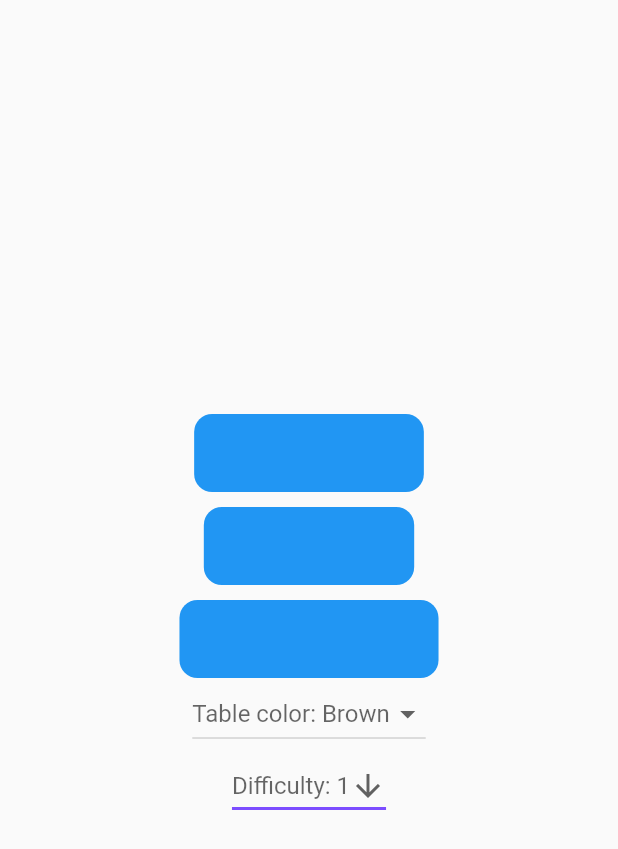
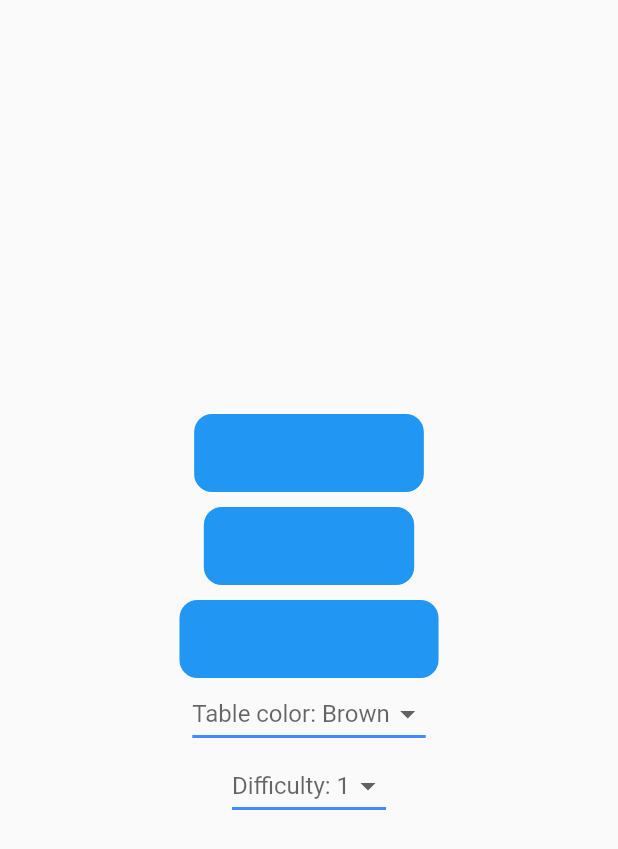
Before and after one commit to bgreni/Breakthrough, a Flutter app: the screen it shows after launch, on a phone screen of 412 x 824 dp. Shown: the top 849 px of the screen. Run offline on Flutter 3.47's test engine with Material 2 defaults, Android fonts, the phone set to English and light mode, and no system bars; our stand-ins replace shared_preferences; missing offline and left inert: chess_vectors_flutter.

Commit message:
fixed missing icons thing

```diff
--- a/lib/src/engine/ai_players/flat_mcts_ai.dart
+++ b/lib/src/engine/ai_players/flat_mcts_ai.dart
@@ -4,7 +4,7 @@ import 'dart:math';
 
 class FlatMCTSAI extends AI {
   Stopwatch watch = new Stopwatch();
-  static const int PLAYOUT_TIME = 1;
+  static const int PLAYOUT_TIME = 10;
 
   String getName() {
     return "FlatMCTS";
--- a/lib/src/ui/board_square.dart
+++ b/lib/src/ui/board_square.dart
@@ -41,7 +41,7 @@ class BoardSquare extends StatelessWidget {
           if (model.game.state.turn != moveColor) {
             model.onMove(
                 moveInfo[1] == "P" ? squareName : moveInfo[1].toString() + squareName);
-            if (model.enableAI)
+            if (model.enableAI && !model.game.gameOver)
               model.game.makeAIMove();
           }
           model.refreshBoard();
--- a/lib/src/ui/main_page.dart
+++ b/lib/src/ui/main_page.dart
@@ -83,10 +83,9 @@ class MainPageState extends State<MainPage> {
 
   Widget SetDifficultyButton() {
     return new DropdownButton(
-        icon: Icon(GetArrowWidget()),
         underline: Container(
           height: 2,
-          color: Colors.deepPurpleAccent,
+          color: Colors.blueAccent,
         ),
         hint: new Text('Difficulty: ${difficulty}'),
         items: <int>[1, 2, 3].map((int value) {
@@ -108,7 +107,7 @@ class MainPageState extends State<MainPage> {
         color: Colors.blue,
         onPressed: () {
           Navigator.push(context,
-          MaterialPageRoute(builder: (context) =>
+          CupertinoPageRoute(builder: (context) =>
               GamePage(
                 boardType: selectedBoardType,
                 difficulty: difficulty,
@@ -123,6 +122,10 @@ class MainPageState extends State<MainPage> {
 
   Widget PickBoardList() {
     return new DropdownButton<String>(
+        underline: Container(
+          height: 2,
+          color: Colors.blueAccent,
+        ),
         hint: new Text('Table color: ${selectedBoardType}'),
         items: <String>['Brown', 'Dark Brown', 'Green', 'Orange'].map((String value) {
           return new DropdownMenuItem(
@@ -138,13 +141,4 @@ class MainPageState extends State<MainPage> {
       }
     );
   }
-
-  IconData GetArrowWidget() {
-    if (Platform.isAndroid) {
-      return Icons.arrow_downward;
-    }
-    if (Platform.isIOS) {
-      return CupertinoIcons.arrow_down;
-    }
-  }
 }
--- a/pubspec.yaml
+++ b/pubspec.yaml
@@ -25,6 +25,7 @@ dev_dependencies:
 
 # The following section is specific to Flutter.
 flutter:
+  uses-material-design: true
 
   # To add assets to your package, add an assets section, like this:
   # assets:
```
